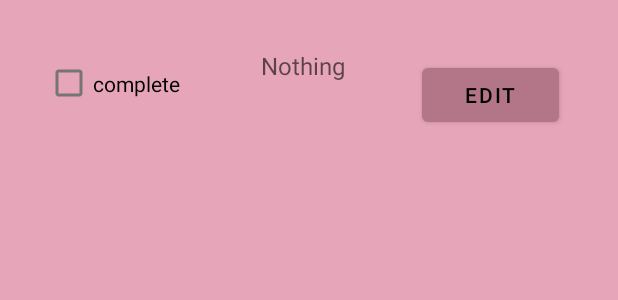
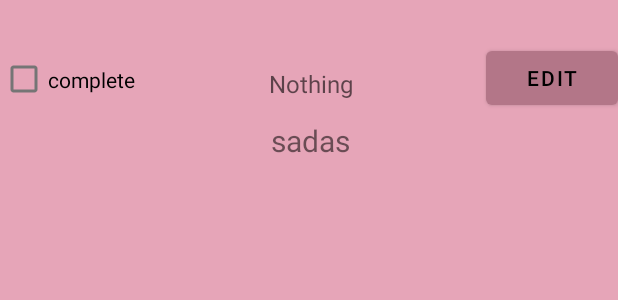
Before and after one commit to w460229957/ATLS, an Android app: the layout row.xml on its own in the app's theme, with its tools: preview values and no code run, on a phone screen of 412 x 824 dp. Shown: the top 300 px of the screen. Run offline under Robolectric (Android 15) with nearby library versions, the phone set to English and light mode, and no system bars.

Commit message:
"Final Project Done2"

```diff
--- a/app/src/main/res/layout/activity_detail.xml
+++ b/app/src/main/res/layout/activity_detail.xml
@@ -39,7 +39,8 @@
                         app:layout_constraintEnd_toEndOf="parent"
                         app:layout_constraintHorizontal_bias="0.5"
                         app:layout_constraintStart_toEndOf="@+id/subComplete"
-                        app:layout_constraintTop_toTopOf="parent" />
+                        app:layout_constraintTop_toTopOf="parent"
+                        android:importantForAutofill="no" />
 
                     <ListView
                         android:id="@+id/subStepList"
--- a/app/src/main/res/layout/activity_main.xml
+++ b/app/src/main/res/layout/activity_main.xml
@@ -17,9 +17,10 @@
 
         <TextView
             android:id="@+id/projectTitle"
-            android:layout_width="wrap_content"
+            android:layout_width="0dp"
             android:layout_height="wrap_content"
             android:text="@string/nothing"
+            android:textAlignment="center"
             android:textSize="34sp"
             app:layout_constraintBottom_toBottomOf="parent"
             app:layout_constraintLeft_toLeftOf="parent"
@@ -29,13 +30,12 @@
 
         <ListView
             android:id="@+id/taskList"
-            android:layout_width="wrap_content"
+            android:layout_width="0dp"
             android:layout_height="0dp"
             android:layout_marginBottom="100dp"
             android:nestedScrollingEnabled="true"
             app:layout_constraintBottom_toBottomOf="parent"
             app:layout_constraintEnd_toEndOf="@+id/projectTitle"
-            app:layout_constraintHorizontal_bias="0.507"
             app:layout_constraintStart_toStartOf="@+id/projectTitle"
             app:layout_constraintTop_toBottomOf="@+id/projectTitle"
             app:layout_constraintVertical_bias="0.0">
--- a/app/src/main/res/layout/row.xml
+++ b/app/src/main/res/layout/row.xml
@@ -1,54 +1,62 @@
 <?xml version="1.0" encoding="utf-8"?>
 <androidx.constraintlayout.widget.ConstraintLayout xmlns:android="http://schemas.android.com/apk/res/android"
     xmlns:app="http://schemas.android.com/apk/res-auto"
+    xmlns:tools="http://schemas.android.com/tools"
     android:layout_width="match_parent"
     android:layout_height="match_parent"
     android:background="@color/primaryLight">
 
-    <Button
-        android:id="@+id/detailButton"
-        android:layout_width="91dp"
-        android:layout_height="48dp"
-        android:layout_marginEnd="39dp"
-        android:text="@string/EditDetail"
-        app:layout_constraintBottom_toBottomOf="@+id/dueDate"
-        app:layout_constraintEnd_toEndOf="parent" />
-
     <CheckBox
         android:id="@+id/checkBox"
-        android:layout_width="93dp"
-        android:layout_height="54dp"
-        android:layout_marginStart="30dp"
-        android:layout_marginTop="24dp"
+        android:layout_width="91dp"
+        android:layout_height="50dp"
+        android:layout_marginTop="28dp"
         android:focusable="false"
         android:focusableInTouchMode="false"
         android:text="@string/complete"
-        app:layout_constraintBottom_toBottomOf="@+id/dueDate"
         app:layout_constraintStart_toStartOf="parent"
         app:layout_constraintTop_toTopOf="parent" />
 
+    <Button
+        android:id="@+id/detailButton"
+        android:layout_width="wrap_content"
+        android:layout_height="wrap_content"
+        android:layout_marginTop="28dp"
+        android:text="@string/EditDetail"
+        app:layout_constraintBottom_toBottomOf="@+id/dueDate"
+        app:layout_constraintEnd_toEndOf="parent"
+        app:layout_constraintTop_toTopOf="parent"
+        app:layout_constraintVertical_bias="0.0" />
+
+    <TextView
+        android:id="@+id/dueDate"
+        android:layout_width="0dp"
+        android:layout_height="41dp"
+        android:layout_marginStart="91dp"
+        android:layout_marginEnd="1dp"
+        android:hint="@string/duda"
+        android:text="@string/sadas"
+        android:textAlignment="center"
+        android:textSize="20sp"
+        app:layout_constraintEnd_toStartOf="@+id/detailButton"
+        app:layout_constraintStart_toStartOf="parent"
+        app:layout_constraintTop_toBottomOf="@+id/taskName" />
+
     <EditText
         android:id="@+id/taskName"
-        android:layout_width="154dp"
-        android:layout_height="48dp"
-        android:layout_marginTop="20dp"
+        android:layout_width="0dp"
+        android:layout_height="wrap_content"
+        android:layout_marginTop="4dp"
         android:ems="10"
-        android:hint="Nothing"
+        android:hint="@string/nothing1"
         android:imeOptions="actionDone"
         android:inputType="text"
+        android:minHeight="48dp"
         android:textAlignment="center"
         android:textSize="16sp"
         app:layout_constraintEnd_toStartOf="@+id/detailButton"
         app:layout_constraintStart_toEndOf="@+id/checkBox"
-        app:layout_constraintTop_toTopOf="parent" />
-
-    <TextView
-        android:id="@+id/dueDate"
-        android:layout_width="0dp"
-        android:layout_height="wrap_content"
-        android:textAlignment="center"
-        app:layout_constraintEnd_toStartOf="@+id/detailButton"
-        app:layout_constraintStart_toEndOf="@+id/checkBox"
-        app:layout_constraintTop_toBottomOf="@+id/taskName" />
+        app:layout_constraintTop_toTopOf="@+id/checkBox"
+        android:importantForAutofill="no" />
 
 </androidx.constraintlayout.widget.ConstraintLayout>
--- a/app/src/main/res/values/strings.xml
+++ b/app/src/main/res/values/strings.xml
@@ -19,4 +19,7 @@
     <string name="addSubstep">add substep</string>
     <string name="Task_Name">task name</string>
     <string name="todoAlart">TODO</string>
+    <string name="nothing1">Nothing</string>
+    <string name="duda">duda</string>
+    <string name="sadas">sadas</string>
 </resources>
```
